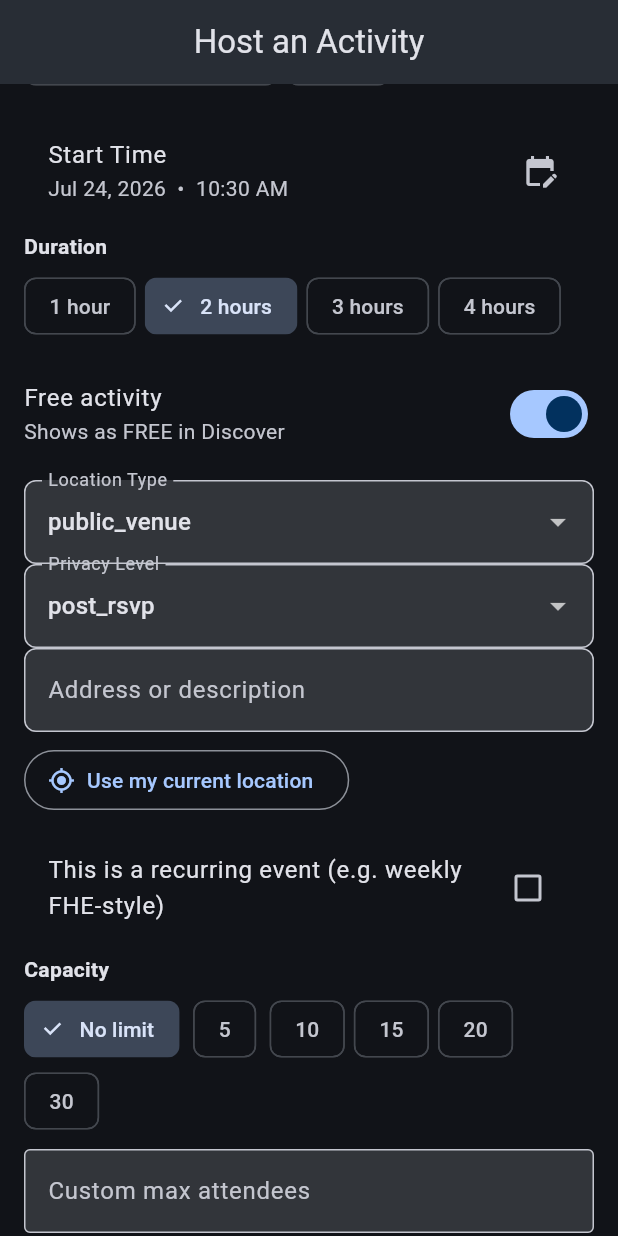
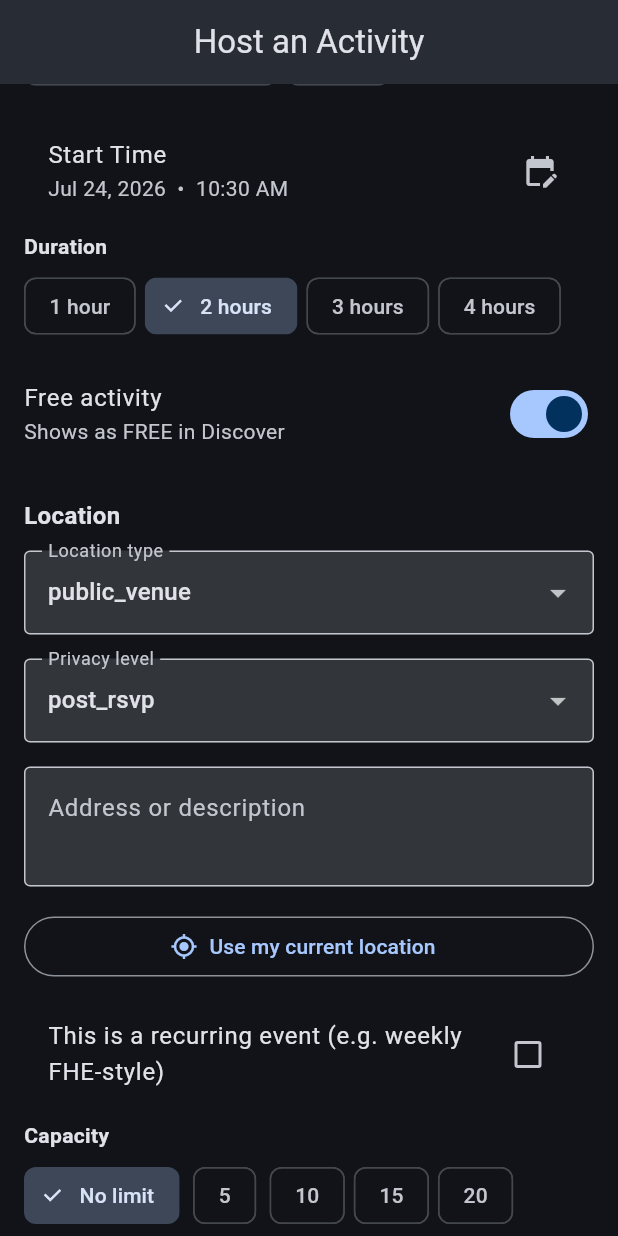
Before and after one commit to divisCorp/TheGathering, a Flutter app: the CreateEventScreen screen opened by its route, scrolled down 1152 dp, on a phone screen of 412 x 824 dp. Run offline on Flutter 3.47's test engine with Material 3 defaults, Android fonts, the phone set to English and light mode, and no system bars; our stand-ins replace flutter_dotenv, flutter_map, flutter_riverpod, geolocator, go_router, image_picker and 4 more; accounts and stored records are empty; network calls fail.

Commit message:
fix: add spacing to create-activity location fields
Separate location type, privacy level, and address with consistent
outline inputs and vertical gaps so the form is easier to scan.

```diff
--- a/lib/screens/create_event_screen.dart
+++ b/lib/screens/create_event_screen.dart
@@ -588,43 +588,62 @@ class _CreateEventScreenState extends ConsumerState<CreateEventScreen> {
                 keyboardType: const TextInputType.numberWithOptions(decimal: true),
               ),
 
-            // Location tiers
-            const SizedBox(height: 8),
+            // Location section
+            const SizedBox(height: 20),
+            const Text(
+              'Location',
+              style: TextStyle(fontWeight: FontWeight.bold, fontSize: 16),
+            ),
+            const SizedBox(height: 12),
             DropdownButtonFormField<String>(
               initialValue: _locationType,
-              decoration: const InputDecoration(labelText: 'Location Type'),
-              items: _locationTypes.map((t) => DropdownMenuItem(value: t, child: Text(t))).toList(),
+              decoration: const InputDecoration(
+                labelText: 'Location type',
+                border: OutlineInputBorder(),
+              ),
+              items: _locationTypes
+                  .map((t) => DropdownMenuItem(value: t, child: Text(t)))
+                  .toList(),
               onChanged: (v) => setState(() => _locationType = v!),
             ),
+            const SizedBox(height: 16),
             DropdownButtonFormField<String>(
               initialValue: _locationPrivacy,
-              decoration: const InputDecoration(labelText: 'Privacy Level'),
-              items: _privacyOptions.map((p) => DropdownMenuItem(value: p, child: Text(p))).toList(),
+              decoration: const InputDecoration(
+                labelText: 'Privacy level',
+                border: OutlineInputBorder(),
+              ),
+              items: _privacyOptions
+                  .map((p) => DropdownMenuItem(value: p, child: Text(p)))
+                  .toList(),
               onChanged: (v) => setState(() => _locationPrivacy = v!),
             ),
+            const SizedBox(height: 16),
             TextFormField(
               controller: _addressController,
-              decoration: const InputDecoration(labelText: 'Address or description'),
+              decoration: const InputDecoration(
+                labelText: 'Address or description',
+                border: OutlineInputBorder(),
+                alignLabelWithHint: true,
               ),
-            const SizedBox(height: 8),
-            Row(
-              children: [
+              maxLines: 2,
+            ),
+            const SizedBox(height: 16),
             OutlinedButton.icon(
               onPressed: _useCurrentLocation,
               icon: const Icon(Icons.my_location, size: 18),
               label: const Text('Use my current location'),
             ),
-                const SizedBox(width: 12),
-                if (_eventLat != null)
-                  Expanded(
-                    child: Text(
-                      '📍 ${_eventLat!.toStringAsFixed(3)}, ${_eventLon!.toStringAsFixed(3)}',
-                      style: const TextStyle(fontSize: 12),
-                      overflow: TextOverflow.ellipsis,
+            if (_eventLat != null) ...[
+              const SizedBox(height: 10),
+              Text(
+                'Map pin: ${_eventLat!.toStringAsFixed(4)}, ${_eventLon!.toStringAsFixed(4)}',
+                style: TextStyle(
+                  fontSize: 12,
+                  color: Theme.of(context).colorScheme.onSurfaceVariant,
                 ),
               ),
             ],
-            ),
 
             const SizedBox(height: 16),
 
```
Lines whose indentation alone changed are shown as unchanged.
